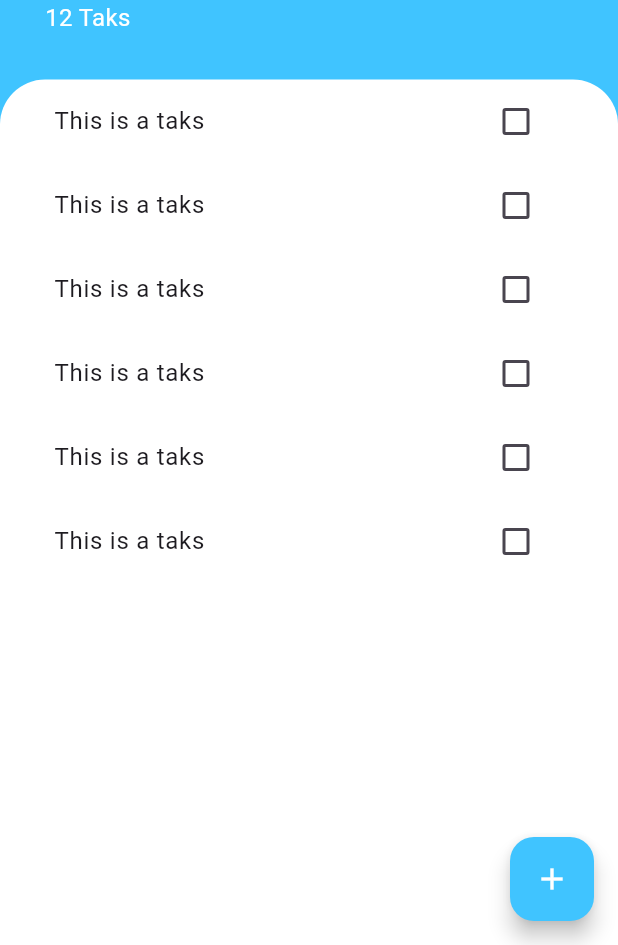
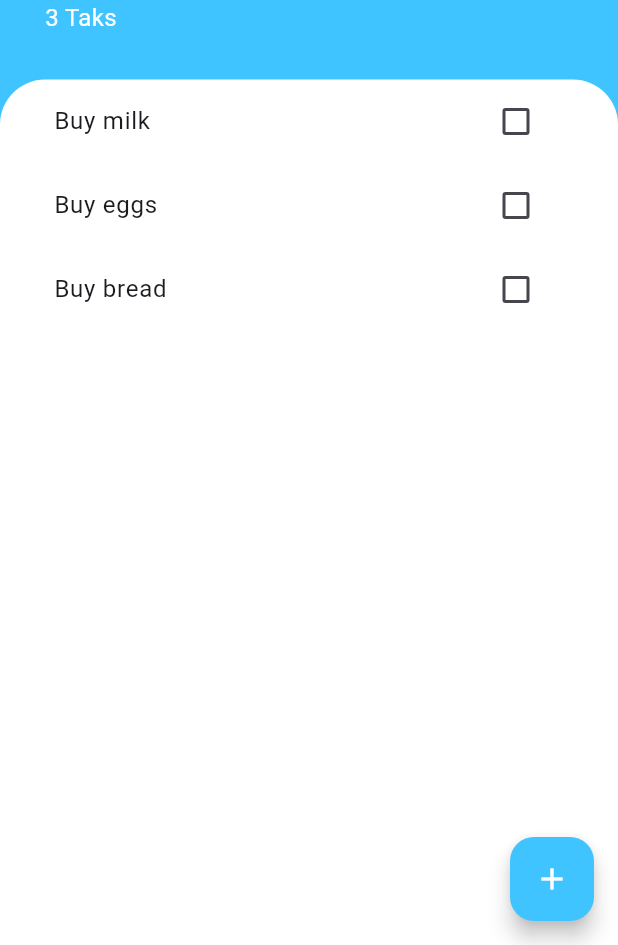
Before and after one commit to hole14/todoey_app, a Flutter app: the screen it shows after launch, on a phone screen of 412 x 824 dp, the part 291-1236 px from its top. Run offline on Flutter 3.47's test engine with Material 3 defaults, Android fonts, the phone set to English and light mode, and no system bars.

Commit message:
Menyelesaikan App Todoey

```diff
--- a/lib/main.dart
+++ b/lib/main.dart
@@ -1,5 +1,7 @@
 import 'package:flutter/material.dart';
 import 'package:todoey_app/screen/taks_screen.dart';
+import 'package:provider/provider.dart';
+import 'package:todoey_app/models/task_data.dart';
 
 void main() {
   runApp(MyApp());
@@ -9,8 +11,11 @@ class MyApp extends StatelessWidget {
 
   @override
   Widget build(BuildContext context) {
-    return MaterialApp(
-      home: TaksScreen(),
+    return ChangeNotifierProvider(
+      create: (context) => TaskData(),
+      child: MaterialApp(
+        home: TaksScreen(),
+      ),
     );
   }
 }
--- /dev/null
+++ b/lib/models/task.dart
@@ -0,0 +1,10 @@
+class Task {
+  final String name;
+  bool isDone;
+
+  Task({required this.name, this.isDone = false});
+
+  void toggleDone() {
+    isDone = !isDone;
+  }
+}
--- /dev/null
+++ b/lib/models/task_data.dart
@@ -0,0 +1,37 @@
+import 'dart:collection';
+import 'package:flutter/foundation.dart';
+import 'task.dart';
+
+class TaskData extends ChangeNotifier {
+  final List<Task> _tasks = [
+    Task(name: 'Buy milk'),
+    Task(name: 'Buy eggs'),
+    Task(name: 'Buy bread'),
+  ];
+
+  UnmodifiableListView<Task> get tasks {
+    return UnmodifiableListView(_tasks);
+  }
+
+  int get taskCount {
+    return _tasks.length;
+  }
+
+  void addTask(String newTaskTitle) {
+    final task = Task(name: newTaskTitle);
+    _tasks.add(task);
+    notifyListeners();
+  }
+
+  void updateTask(Task task) {
+    task.toggleDone();
+    notifyListeners();
+  }
+
+  void deleteTask(Task task) {
+    _tasks.remove(task);
+    notifyListeners();
+  }
+
+
+}
--- a/lib/screen/taks_screen.dart
+++ b/lib/screen/taks_screen.dart
@@ -1,6 +1,9 @@
 import 'package:flutter/material.dart';
 import 'package:todoey_app/widgets/taks_list.dart';
 import 'add_task_screen.dart';
+import 'package:todoey_app/models/task.dart';
+import 'package:provider/provider.dart';
+import 'package:todoey_app/models/task_data.dart';
 
 class TaksScreen extends StatelessWidget {
 
@@ -21,7 +24,9 @@ class TaksScreen extends StatelessWidget {
                   bottom:
                     MediaQuery.of(context).viewInsets.bottom
                 ),
-                child: AddTaskScreen(),
+                child: AddTaskScreen(
+
+                ),
               ),
             ),
           );
@@ -65,7 +70,7 @@ class TaksScreen extends StatelessWidget {
                 ),
               ),
               Text(
-                '12 Taks',
+                '${Provider.of<TaskData>(context).taskCount} Taks',
                 style: TextStyle(
                   color: Colors.white,
                   fontSize: 16.0,
--- a/lib/widgets/taks_list.dart
+++ b/lib/widgets/taks_list.dart
@@ -1,19 +1,31 @@
 import 'package:flutter/material.dart';
+import 'package:provider/provider.dart';
+import 'package:todoey_app/models/task_data.dart';
 import 'taks_tile.dart';
 
 class TaksList extends StatelessWidget {
 
   @override
   Widget build(BuildContext context) {
-    return ListView(
-      children: <Widget>[
-        TaksTile(),
-        TaksTile(),
-        TaksTile(),
-        TaksTile(),
-        TaksTile(),
-        TaksTile(),
-      ],
+    return Consumer<TaskData>(
+      builder: (context, taskData, child) {
+        return ListView.builder(
+          itemBuilder: (context, index) {
+            final task = taskData.tasks[index];
+            return TaksTile(
+              isChecked: task.isDone,
+              taskTitle: task.name,
+              checkboxCallback: (value) {
+                taskData.updateTask(task);
+              },
+              longPressCallback: () {
+                taskData.deleteTask(task);
+              },
+            );
+          },
+          itemCount: taskData.taskCount,
+        );
+      },
     );
   }
 }
--- a/lib/widgets/taks_tile.dart
+++ b/lib/widgets/taks_tile.dart
@@ -1,41 +1,27 @@
 import 'package:flutter/material.dart';
 
-class TaksTile extends StatefulWidget {
-  @override
-  _TaksTileState createState() => _TaksTileState();
-}
+class TaksTile extends StatelessWidget {
+  final bool isChecked;
+  final String taskTitle;
+  final Function (bool? value) checkboxCallback;
+  final Function () longPressCallback;
 
-class _TaksTileState extends State<TaksTile> {
-  bool isChecked = false;
+  TaksTile({required this.isChecked, required this.taskTitle, required this.checkboxCallback, required this.longPressCallback});
 
   @override
   Widget build(BuildContext context) {
     return ListTile(
-      title: Text('This is a taks', style: TextStyle(
+      onLongPress: longPressCallback,
+      title: Text(taskTitle, style: TextStyle(
         decoration: isChecked ? TextDecoration.lineThrough : null,
         decorationThickness: 2.0,
         decorationColor: Colors.black54,
       ),),
-      trailing: TaksCheckBox(checkBoxState: isChecked, toogleCheckBox: (bool? checkBoxState) {
-        setState(() {
-          isChecked = checkBoxState ?? false;
-        });
-      }),
+      trailing: Checkbox(
+        activeColor: Colors.lightBlueAccent,
+        value: isChecked,
+        onChanged: checkboxCallback,
+      )
     );
   }
 }
-
-class TaksCheckBox extends StatelessWidget {
-  final bool checkBoxState;
-  final ValueChanged<bool?> toogleCheckBox;
-
-  TaksCheckBox({required this.checkBoxState, required this.toogleCheckBox});
-  @override
-  Widget build(BuildContext context) {
-    return Checkbox(
-      activeColor: Colors.lightBlueAccent,
-      value: checkBoxState,
-      onChanged: toogleCheckBox,
-    );
-  }
-}
```
Also changed, not shown: lib/screen/add_task_screen.dart (+11 -1 lines), pubspec.yaml (+2 -65 lines), pubspec.lock.
